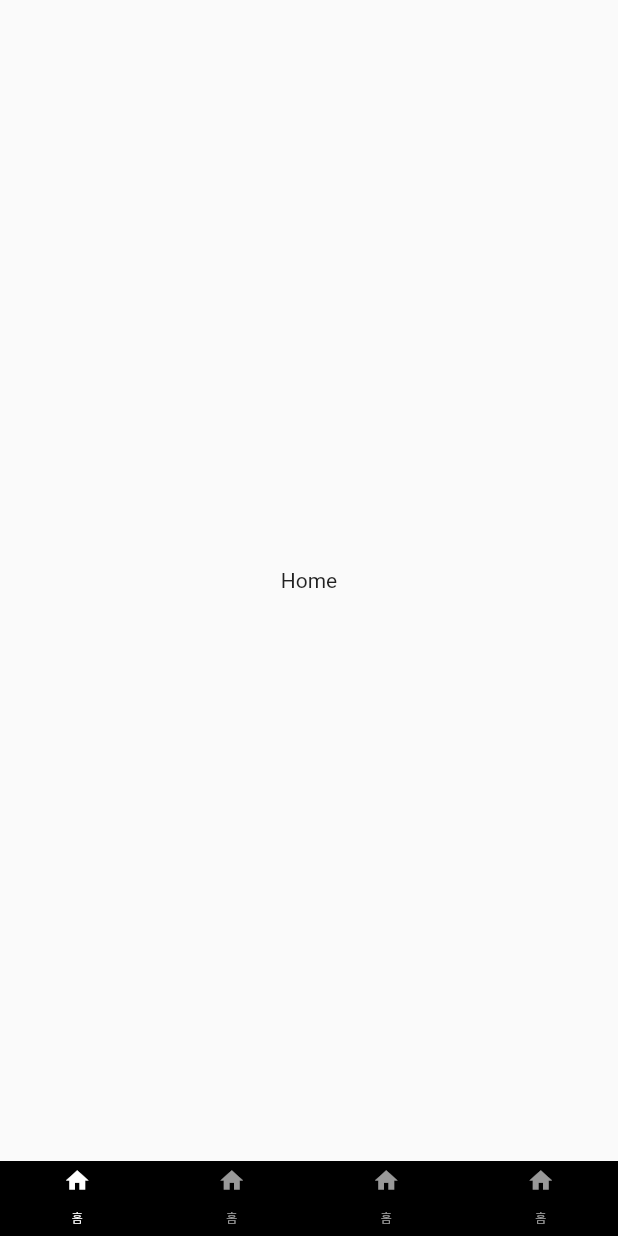
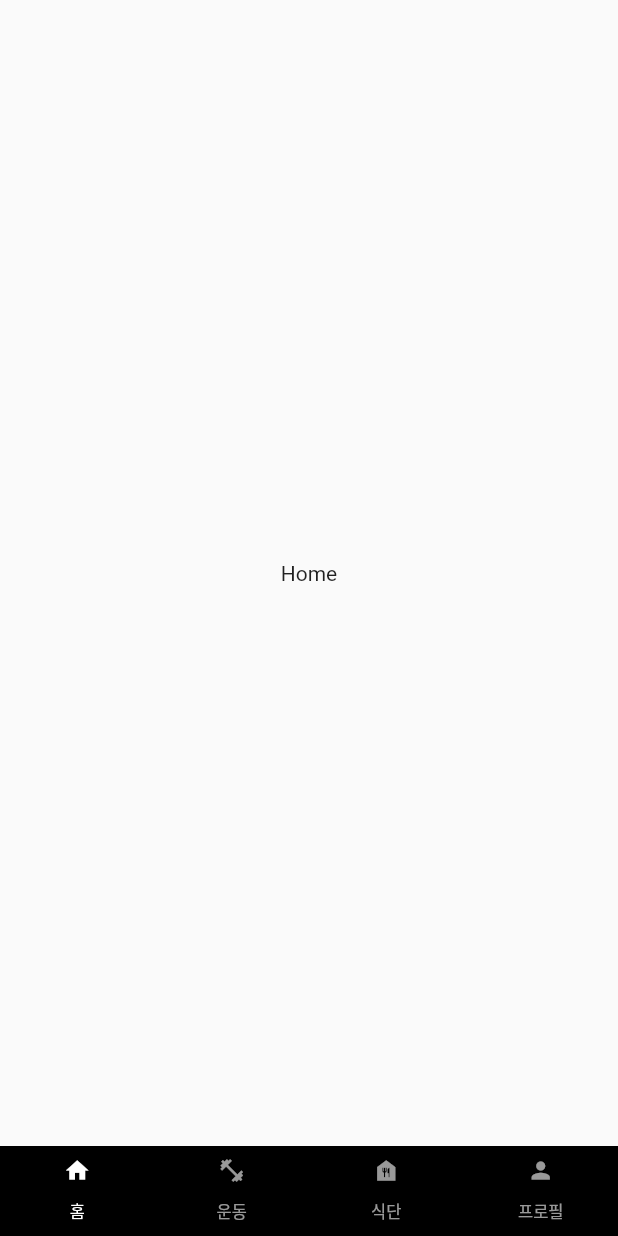
Before and after one commit to roquen4145/fitness_record, a Flutter app: the screen it shows after launch, on a phone screen of 412 x 824 dp. Run offline on Flutter 3.47's test engine with Material 2 defaults, Android fonts, the phone set to English and light mode, and no system bars.

Commit message:
change bottom bar

```diff
--- a/lib/widget/bottom_bar.dart
+++ b/lib/widget/bottom_bar.dart
@@ -8,7 +8,7 @@ class BottomBar extends StatelessWidget {
     return Container(
         color: Colors.black,
         child: Container(
-          height: 50,
+          height: 60,
           child: TabBar(
             labelColor: Colors.white,
             unselectedLabelColor: Colors.white60,
@@ -19,27 +19,27 @@ class BottomBar extends StatelessWidget {
                       Icons.home,
                       size: 18
                   ),
-                  child: Text('홈', style: TextStyle(fontSize:8))),
+                  child: Text('홈', style: TextStyle(fontSize:11))),
               Tab(
                   icon: Icon(
-                      Icons.home,
+                      Icons.fitness_center,
                       size: 18
                   ),
-                  child: Text('홈', style: TextStyle(fontSize:8))),
+                  child: Text('운동', style: TextStyle(fontSize:11))),
 
               Tab(
                   icon: Icon(
-                      Icons.home,
+                      Icons.food_bank,
                       size: 18
                   ),
-                  child: Text('홈', style: TextStyle(fontSize:8))),
+                  child: Text('식단', style: TextStyle(fontSize:11))),
 
               Tab(
                   icon: Icon(
-                      Icons.home,
+                      Icons.person,
                       size: 18
                   ),
-                  child: Text('홈', style: TextStyle(fontSize:8))),
+                  child: Text('프로필', style: TextStyle(fontSize:11))),
 
             ],
           ),
```
